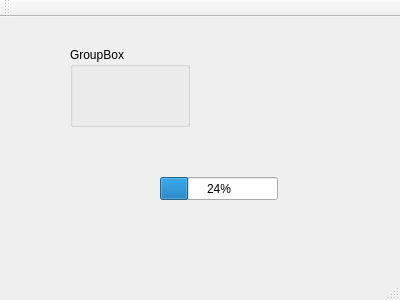
First picture: the form in client/uqmu/mainwindow.ui, repository Oinosseus/uqmu, before the edit.
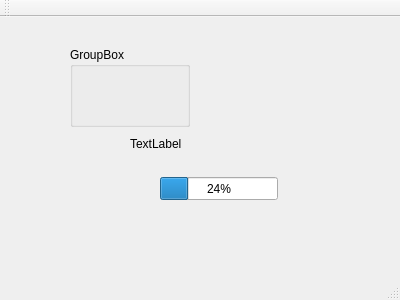
Second picture: the form after the edit.

Diff of the .ui file:
```diff
--- a/client/uqmu/mainwindow.ui
+++ b/client/uqmu/mainwindow.ui
@@ -46,6 +46,19 @@
      <string>GroupBox</string>
     </property>
    </widget>
+   <widget class="QLabel" name="label">
+    <property name="geometry">
+     <rect>
+      <x>130</x>
+      <y>120</y>
+      <width>59</width>
+      <height>14</height>
+     </rect>
+    </property>
+    <property name="text">
+     <string>TextLabel</string>
+    </property>
+   </widget>
   </widget>
   <widget class="QMenuBar" name="menuBar">
    <property name="geometry">
```
